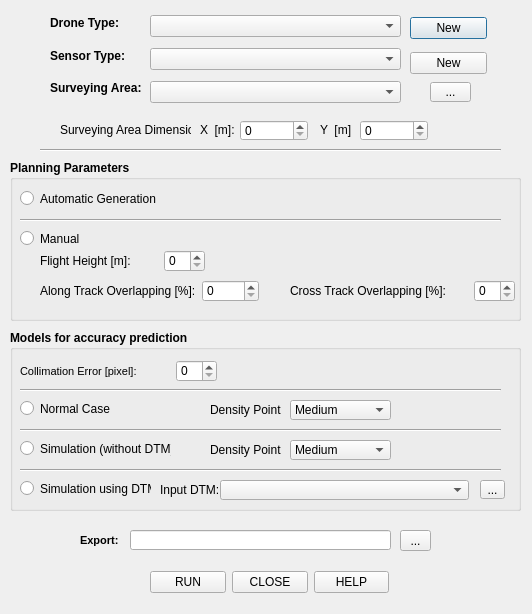
First picture: the form in PluginFiles/DSP_dialog_base.ui, repository Marta1Rossi/DSP, before the edit.
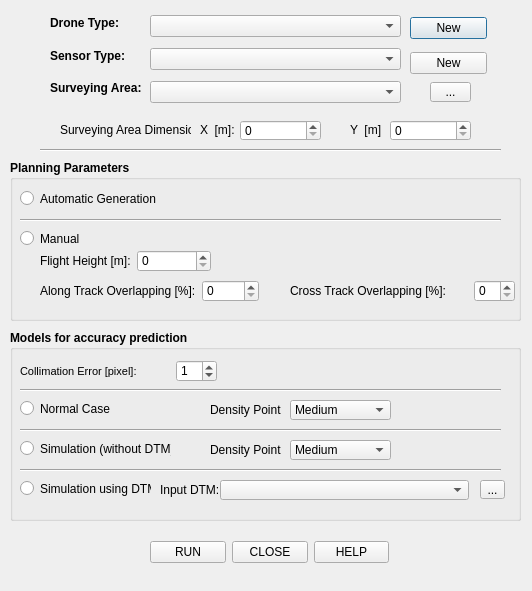
Second picture: the form after the edit. Custom widgets are drawn as their Qt base class.

The edit to the form file:
```diff
--- a/PluginFiles/DSP_dialog_base.ui
+++ b/PluginFiles/DSP_dialog_base.ui
@@ -7,7 +7,7 @@
     <x>0</x>
     <y>0</y>
     <width>532</width>
-    <height>614</height>
+    <height>591</height>
    </rect>
   </property>
   <property name="windowTitle">
@@ -148,7 +148,7 @@
      <rect>
       <x>30</x>
       <y>90</y>
-      <width>165</width>
+      <width>171</width>
       <height>22</height>
      </rect>
     </property>
@@ -166,19 +166,6 @@
        </property>
       </widget>
      </item>
-     <item>
-      <spacer name="horizontalSpacer">
-       <property name="orientation">
-        <enum>Qt::Horizontal</enum>
-       </property>
-       <property name="sizeHint" stdset="0">
-        <size>
-         <width>40</width>
-         <height>20</height>
-        </size>
-       </property>
-      </spacer>
-     </item>
      <item>
       <widget class="QgsSpinBox" name="h">
        <property name="font">
@@ -187,6 +174,9 @@
          <bold>false</bold>
         </font>
        </property>
+       <property name="maximum">
+        <number>10000</number>
+       </property>
       </widget>
      </item>
     </layout>
@@ -246,7 +236,7 @@
      <x>10</x>
      <y>330</y>
      <width>511</width>
-     <height>181</height>
+     <height>191</height>
     </rect>
    </property>
    <property name="font">
@@ -516,6 +506,9 @@
          <bold>false</bold>
         </font>
        </property>
+       <property name="value">
+        <number>1</number>
+       </property>
       </widget>
      </item>
     </layout>
@@ -574,49 +567,6 @@
     </item>
    </widget>
   </widget>
-  <widget class="QLabel" name="label_10">
-   <property name="geometry">
-    <rect>
-     <x>80</x>
-     <y>530</y>
-     <width>41</width>
-     <height>20</height>
-    </rect>
-   </property>
-   <property name="font">
-    <font>
-     <pointsize>8</pointsize>
-     <weight>75</weight>
-     <bold>true</bold>
-    </font>
-   </property>
-   <property name="text">
-    <string>Export:</string>
-   </property>
-  </widget>
-  <widget class="QLineEdit" name="lineEdit">
-   <property name="geometry">
-    <rect>
-     <x>130</x>
-     <y>530</y>
-     <width>261</width>
-     <height>20</height>
-    </rect>
-   </property>
-  </widget>
-  <widget class="QToolButton" name="toolButton_3">
-   <property name="geometry">
-    <rect>
-     <x>400</x>
-     <y>530</y>
-     <width>31</width>
-     <height>21</height>
-    </rect>
-   </property>
-   <property name="text">
-    <string>...</string>
-   </property>
-  </widget>
   <widget class="QWidget" name="layoutWidget">
    <property name="geometry">
     <rect>
@@ -735,7 +685,7 @@
    <property name="geometry">
     <rect>
      <x>150</x>
-     <y>570</y>
+     <y>540</y>
      <width>239</width>
      <height>25</height>
     </rect>
@@ -807,7 +757,7 @@
   <widget class="QLabel" name="label_12">
    <property name="geometry">
     <rect>
-     <x>320</x>
+     <x>350</x>
      <y>120</y>
      <width>31</width>
      <height>20</height>
@@ -855,24 +805,30 @@
     <string>...</string>
    </property>
   </widget>
+  <widget class="QgsSpinBox" name="Ydim">
+   <property name="geometry">
+    <rect>
+     <x>390</x>
+     <y>120</y>
+     <width>81</width>
+     <height>21</height>
+    </rect>
+   </property>
+   <property name="maximum">
+    <number>100000</number>
+   </property>
+  </widget>
   <widget class="QgsSpinBox" name="Xdim">
    <property name="geometry">
     <rect>
      <x>240</x>
      <y>120</y>
-     <width>68</width>
+     <width>81</width>
      <height>21</height>
     </rect>
    </property>
-  </widget>
-  <widget class="QgsSpinBox" name="Ydim">
-   <property name="geometry">
-    <rect>
-     <x>360</x>
-     <y>120</y>
-     <width>68</width>
-     <height>21</height>
-    </rect>
+   <property name="maximum">
+    <number>100000</number>
    </property>
   </widget>
   <zorder>layoutWidget</zorder>
```
Left out of the diff: 5 changed lines with no effect on the pictures.
